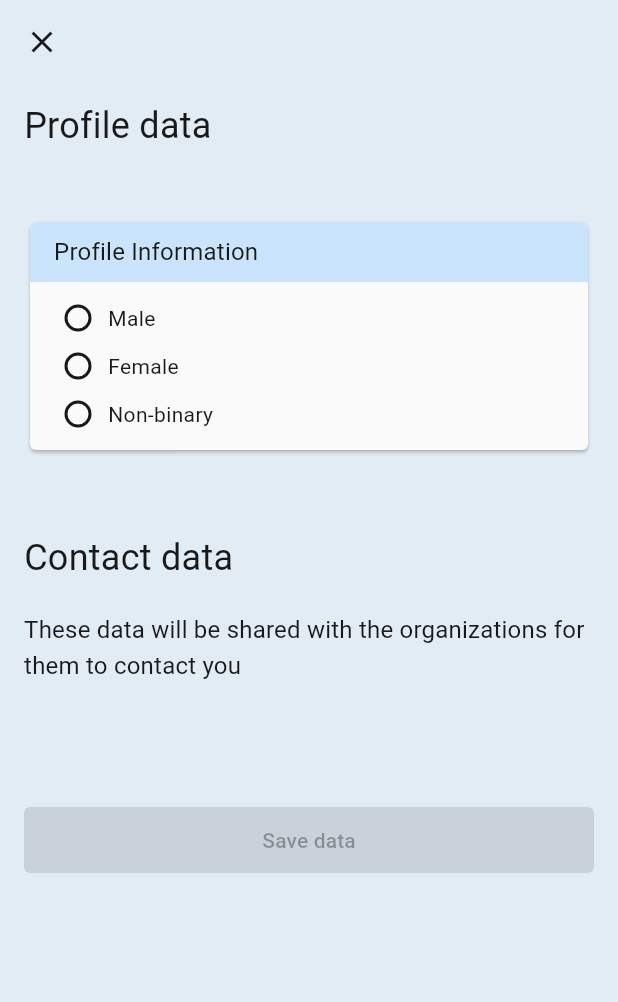
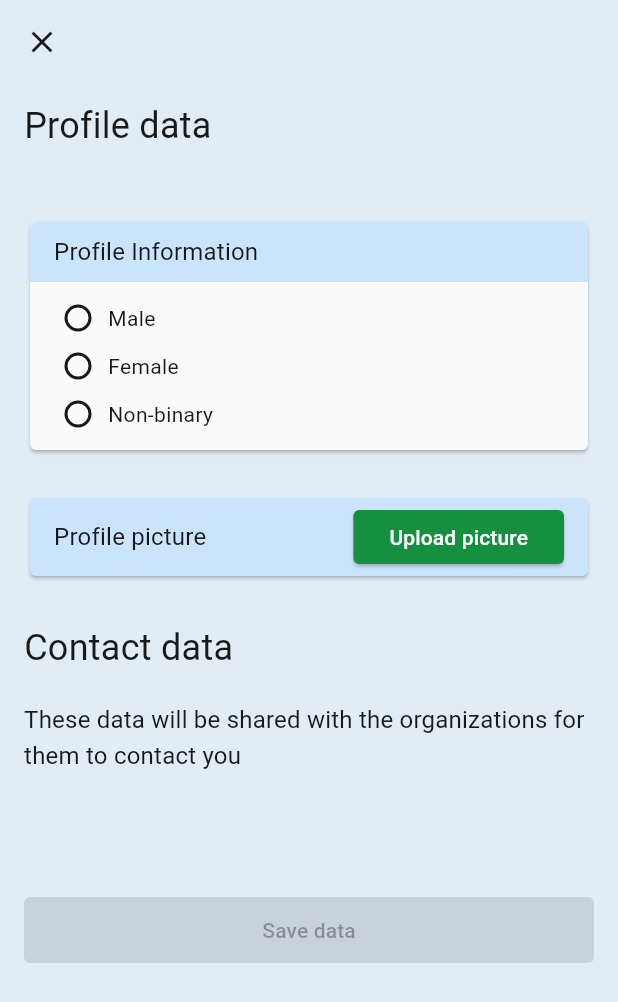
Before and after one commit to ImNotGone/TP_DAMM, a Flutter app: the ProfileEditScreen screen opened by its route, on a phone screen of 412 x 824 dp. Shown: the top 1002 px of the screen. Run offline on Flutter 3.47's test engine with Material 3 defaults, Android fonts, the phone set to English and light mode, and no system bars; our stand-ins replace cloud_firestore, firebase_auth, firebase_core, firebase_storage, flutter_hooks, flutter_markdown and 7 more; accounts and stored records are empty; generated files the repository leaves out were written again.

Commit message:
feat: profile pic upload and change cards

```diff
--- a/lib/home/presentation/profile_edit_screen.dart
+++ b/lib/home/presentation/profile_edit_screen.dart
@@ -7,7 +7,9 @@ import 'package:go_router/go_router.dart';
 import 'package:hooks_riverpod/hooks_riverpod.dart';
 import 'package:intl/intl.dart';
 import 'package:image_picker/image_picker.dart';
+import 'package:ser_manos_mobile/shared/cells/cards/change_profile_picture_card.dart';
 import 'package:ser_manos_mobile/shared/cells/cards/input_card.dart';
+import 'package:ser_manos_mobile/shared/cells/cards/upload_profile_picture_card.dart';
 import 'package:ser_manos_mobile/shared/molecules/buttons/filled.dart';
 import '../../auth/domain/app_user.dart';
 import '../../providers/service_providers.dart';
@@ -106,7 +108,9 @@ class ProfileEditScreen extends HookConsumerWidget {
             const SizedBox(height: 24),
             InputCard(onGenderSelected: _handleGenderSelection),
             const SizedBox(height: 24),
-            // TODO: ProfilePictureCard
+            user?.profilePictureURL == null
+              ? UploadProfilePictureCard(onUploadPicture: pickImage)
+              : ChangeProfilePictureCard(onUploadPicture: pickImage, profilePictureUrl: user!.profilePictureURL!),
             const SizedBox(height: 32),
             Text(
               AppLocalizations.of(context)!.contactData,
--- a/lib/l10n/app_en.arb
+++ b/lib/l10n/app_en.arb
@@ -53,5 +53,8 @@
   "birthDate": "Birthdate",
   "gender": "Gender",
   "cellphone": "Cellphone",
-  "editProfile": "Edit profile"
+  "editProfile": "Edit profile",
+  "profilePicture": "Profile picture",
+  "uploadPicture": "Upload picture",
+  "changePicture": "Change picture"
 }
--- a/lib/l10n/app_es.arb
+++ b/lib/l10n/app_es.arb
@@ -53,5 +53,8 @@
   "birthDate": "Fecha de nacimiento",
   "gender": "Género",
   "cellphone": "Teléfono",
-  "editProfile": "Editar perfil"
+  "editProfile": "Editar perfil",
+  "profilePicture": "Foto de prefil",
+  "uploadPicture": "Subir foto",
+  "changePicture": "Cambiar foto"
 }
--- /dev/null
+++ b/lib/shared/cells/cards/upload_profile_picture_card.dart
@@ -0,0 +1,51 @@
+import 'package:flutter/material.dart';
+import 'package:flutter_gen/gen_l10n/app_localizations.dart';
+
+class UploadProfilePictureCard extends StatelessWidget {
+
+  final Future<void> Function() onUploadPicture;
+
+  const UploadProfilePictureCard({
+    super.key,
+    required this.onUploadPicture,
+  });
+
+  @override
+  Widget build(BuildContext context) {
+    return Card(
+      color: Theme.of(context).colorScheme.secondaryFixed,
+      shape: RoundedRectangleBorder(
+        borderRadius: BorderRadius.circular(4),
+      ),
+      child: Padding(
+        padding: const EdgeInsets.symmetric(vertical: 8, horizontal: 16),
+        child: SizedBox(
+          height: 36,
+          child: Row(
+            mainAxisAlignment: MainAxisAlignment.spaceBetween,
+            children: [
+              Text(
+                AppLocalizations.of(context)!.profilePicture,
+                style: Theme.of(context).textTheme.titleMedium,
+              ),
+              // TODO: replace this button
+              ElevatedButton.icon(
+                onPressed: () {
+                  onUploadPicture();
+                },
+                label: Text(AppLocalizations.of(context)!.uploadPicture),
+                style: ElevatedButton.styleFrom(
+                  backgroundColor: Theme.of(context).colorScheme.primary,
+                  foregroundColor: Theme.of(context).colorScheme.onPrimary,
+                  shape: RoundedRectangleBorder(
+                    borderRadius: BorderRadius.circular(4),
+                  ),
+                ),
+              ),
+            ],
+          ),
+        ),
+      ),
+    );
+  }
+}
```
Also changed, not shown: lib/shared/cells/cards/change_profile_picture_card.dart (added, +70 -0 lines).
